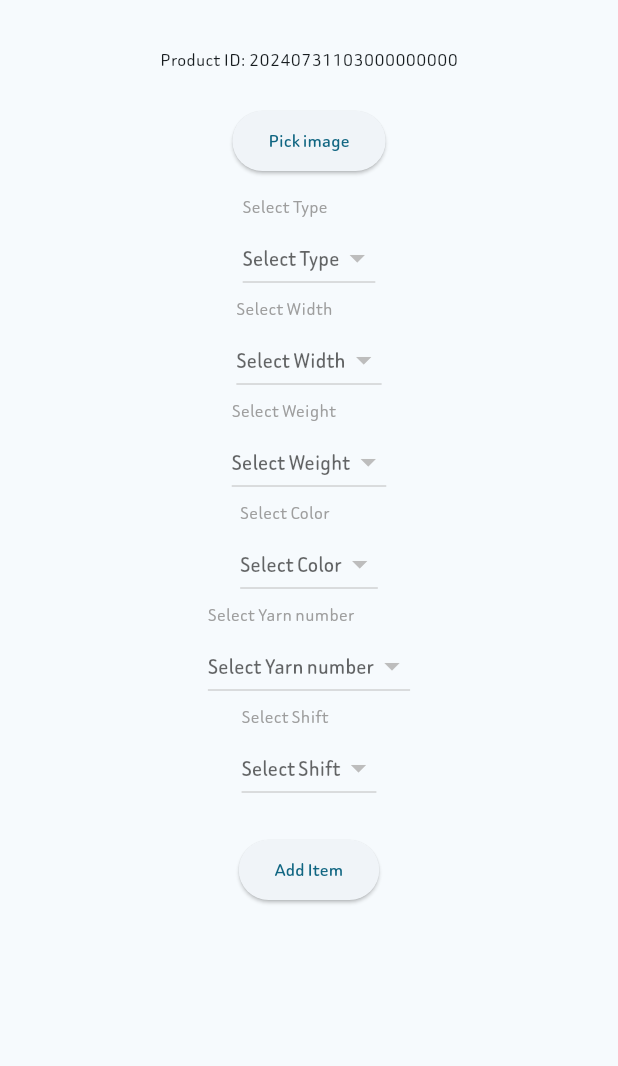
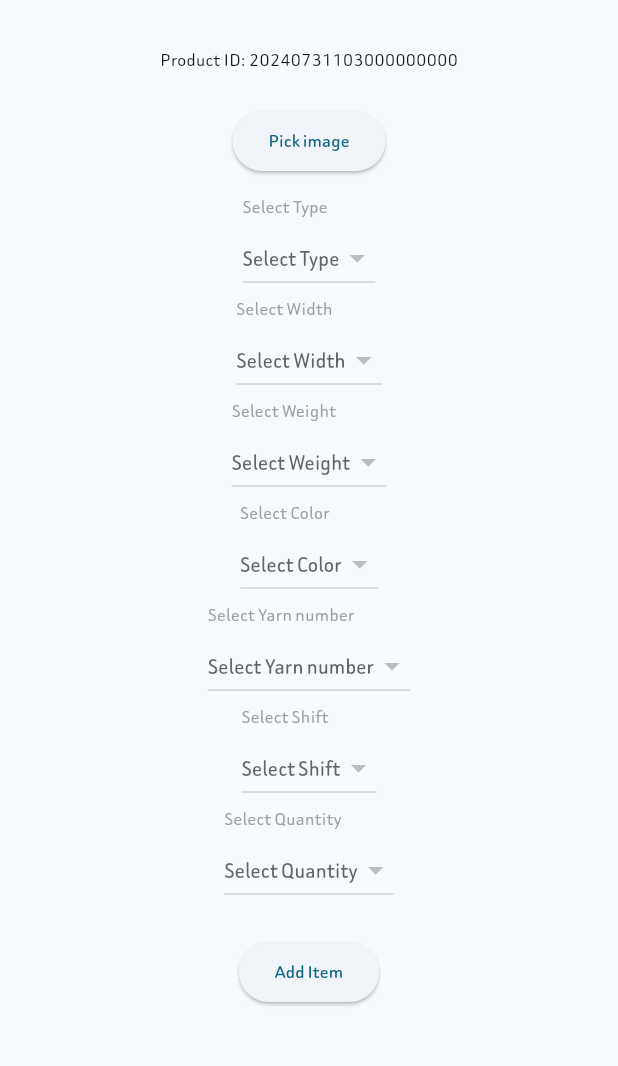
Before and after one commit to abozozzaher/panel_control, a Flutter app: the AddNewItemScreen screen opened by its route, on a phone screen of 412 x 824 dp, the part 63-1129 px from its top. Run offline on Flutter 3.47's test engine with Material 3 defaults, Android fonts, the phone set to English and light mode, and no system bars; our stand-ins replace cached_network_image, cloud_firestore, file_picker, firebase_auth, firebase_core, firebase_storage and 8 more; missing offline and left inert: qr_code_scanner; accounts and stored records are empty.

Commit message:
قمت بتعديل المطبوعة واضافة خيار الارقام العدد لل =كمية

```diff
--- a/lib/l10n/intl_en.arb
+++ b/lib/l10n/intl_en.arb
@@ -26,6 +26,7 @@
     "type" : "Type",
     "new1" : "New",
     "shift" : "Shift",
+    "quantity" : "Quantity",
     "confirm" : "Confirm",
     "cancel" : "Cancel",
     "item" : "Item",
--- a/lib/pages/product/NewItem.dart
+++ b/lib/pages/product/NewItem.dart
@@ -36,6 +36,7 @@ class _AddNewItemScreenState extends State<AddNewItemScreen> {
   String? selectedColor;
   String? selectedYarnNumber;
   String? selectedShift;
+  String? selectedQuantity;
   XFile? selectedImage;
   Uint8List? _webImage;
 
@@ -45,6 +46,7 @@ class _AddNewItemScreenState extends State<AddNewItemScreen> {
   List<String> colors = [];
   List<String> yarnNumbers = [];
   List<String> shift = [];
+  List<String> quantity = [];
   late String image;
 
   bool isLoading = true;
@@ -80,6 +82,7 @@ class _AddNewItemScreenState extends State<AddNewItemScreen> {
     colors = await fetchData('colors', 'values');
     yarnNumbers = await fetchData('yarn_numbers', 'values');
     shift = await fetchData('shift', 'values');
+    quantity = await fetchData('quantity', 'values');
     setState(() {
       selectedType = types.isNotEmpty ? types[0] : null; // null : null;
       selectedWidth = widths.isNotEmpty ? widths[3] : null;
@@ -87,6 +90,7 @@ class _AddNewItemScreenState extends State<AddNewItemScreen> {
       selectedColor = colors.isNotEmpty ? colors[0] : null;
       selectedYarnNumber = yarnNumbers.isNotEmpty ? yarnNumbers[1] : null;
       selectedShift = shift.isNotEmpty ? shift[0] : null;
+      selectedQuantity = quantity.isNotEmpty ? quantity[0] : null;
       productId = generateCode();
     });
   }
@@ -169,6 +173,7 @@ class _AddNewItemScreenState extends State<AddNewItemScreen> {
               Text('Color: $selectedColor'),
               Text('Yarn Number: $selectedYarnNumber'),
               Text('Shift: $selectedShift'),
+              Text('Quantity: $selectedQuantity'),
               if (selectedImage != null || _webImage != null)
                 kIsWeb
                     ? Image.memory(_webImage!, width: 100, height: 100)
@@ -234,6 +239,7 @@ class _AddNewItemScreenState extends State<AddNewItemScreen> {
                   'user': '$firstName $lastName',
                   'user_id': userId,
                   'shift': selectedShift,
+                  'quantity': selectedQuantity,
                   'created_by': userId,
                   'saleـstatus': false,
                   if (imageUrl != null) 'image_url': imageUrl,
@@ -264,6 +270,8 @@ class _AddNewItemScreenState extends State<AddNewItemScreen> {
                   selectedYarnNumber =
                       yarnNumbers.isNotEmpty ? yarnNumbers[1] : null;
                   selectedShift = shift.isNotEmpty ? shift[0] : null;
+                  selectedQuantity = quantity.isNotEmpty ? quantity[0] : null;
+
                   selectedImage = null;
                   _webImage = null;
                   productId = generateCode();
@@ -287,7 +295,6 @@ class _AddNewItemScreenState extends State<AddNewItemScreen> {
   }
 
   Future<String> uploadImageToStorage(XFile? image) async {
-    // String yearMonth = '${DateTime.now().year}-${DateTime.now().month}';
     String yearMonth = DateFormat('yyyy-MM').format(DateTime.now());
     String day = '${DateTime.now().day}';
     Reference storageReference = FirebaseStorage.instance.ref().child(
@@ -306,18 +313,9 @@ class _AddNewItemScreenState extends State<AddNewItemScreen> {
   }
 
   String generateCode() {
-    //  String date = DateTime.now().toString().replaceAll(RegExp(r'[^0-9]'), '');
     DateTime now = DateTime.now();
     var formatter = DateFormat('yyyyMMddHHmmssssssss');
-
-    String formatted = formatter.format(now);
-
-    // أضف أربع خانات للترتيب تبدأ من 2020
-    const int sequenceStart = 2020;
-    String sequence = sequenceStart.toString().padLeft(5, '0');
-
-    // دمج الوقت المنسق مع تسلسل الأرقام
-    String date = formatted; //+ sequence;
+    String date = formatter.format(now);
     return date; // Dynamic serial number should be updated
   }
 
@@ -537,7 +535,7 @@ class _AddNewItemScreenState extends State<AddNewItemScreen> {
                       children: [
                         pw.Text('Adet : ', style: pw.TextStyle(font: fontBe)),
                         pw.Text(
-                          '$selectedShift',
+                          '$selectedQuantity',
                           textDirection: pw.TextDirection.rtl,
                           style: pw.TextStyle(font: fontRo),
                         ),
@@ -735,6 +733,12 @@ class _AddNewItemScreenState extends State<AddNewItemScreen> {
                           selectedShift = value;
                         });
                       }, '${S().select} ${S().shift}'),
+                      buildDropdown('${S().select} ${S().quantity}',
+                          selectedQuantity, quantity, (value) {
+                        setState(() {
+                          selectedQuantity = value;
+                        });
+                      }, '${S().select} ${S().quantity}'),
                       const SizedBox(height: 20),
                       ElevatedButton(
                         onPressed: addItem,
```
Also changed, not shown: lib/generated/l10n.dart.
